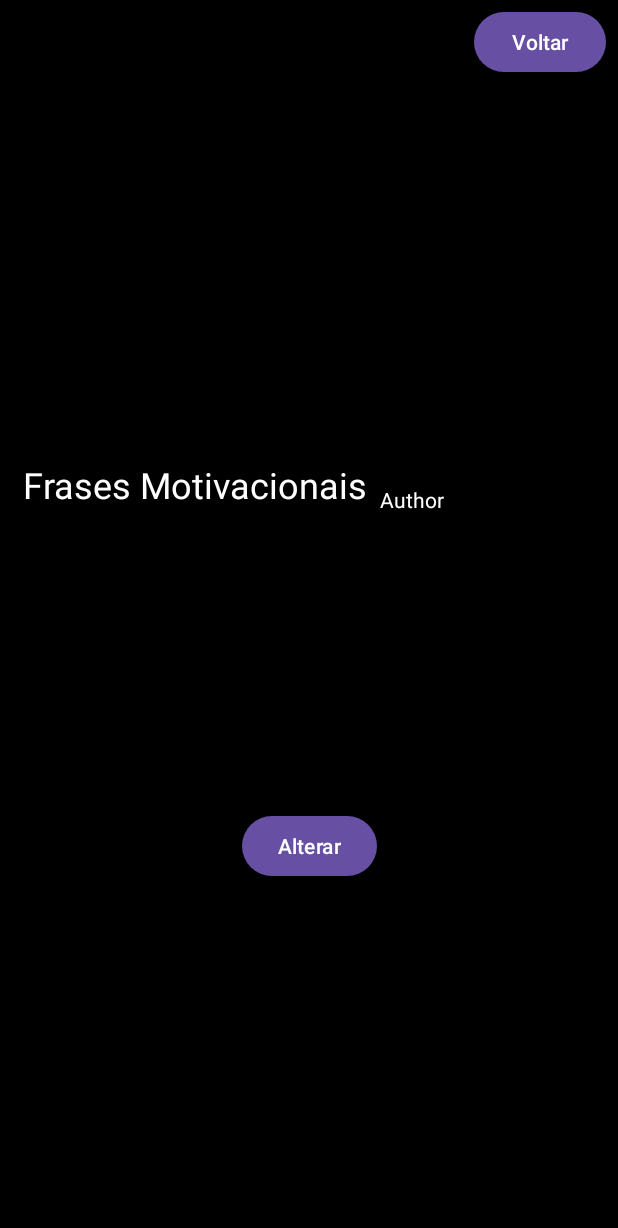
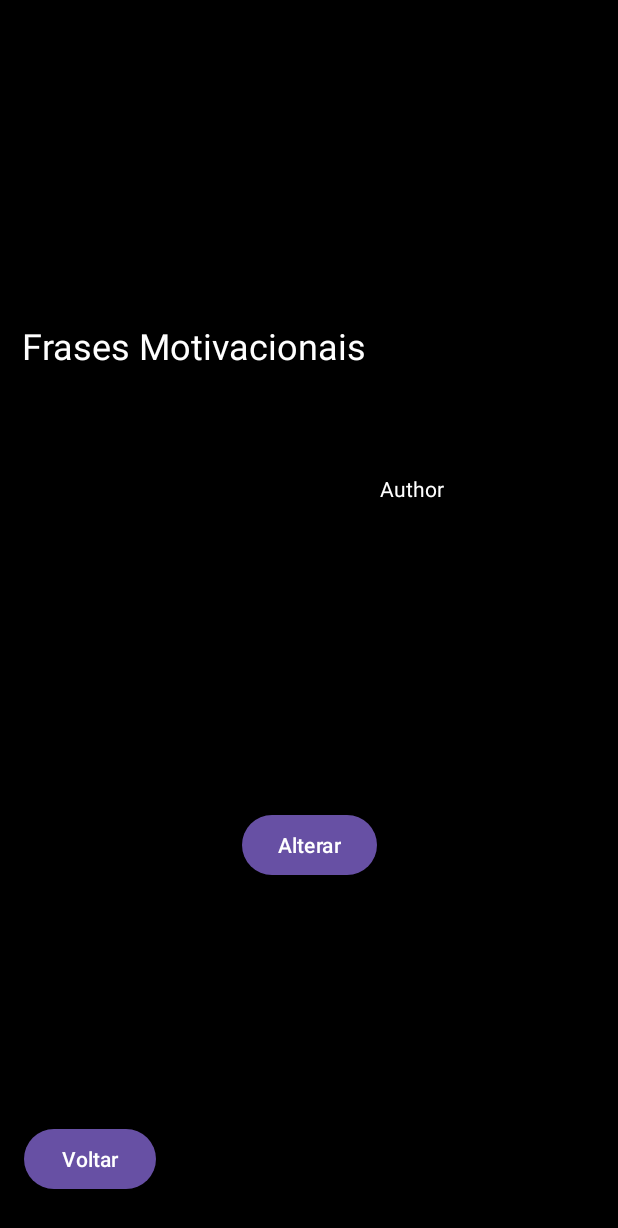
Before and after one commit to GuitsMeireles/Frases, an Android app: the screen it shows after launch (SegundaTela), after a tap on "Segunda Tela", on a phone screen of 412 x 824 dp. Shown: the top 1228 px of the screen. Run offline under Robolectric (Android 15) with nearby library versions, the phone set to English and light mode, and no system bars.

Commit message:
fifith commit!!!!!!!! in 3days

```diff
--- a/app/src/main/java/com/example/teste000/MainActivity.kt
+++ b/app/src/main/java/com/example/teste000/MainActivity.kt
@@ -5,6 +5,7 @@ import androidx.appcompat.app.AppCompatActivity
 import android.os.Bundle
 import android.view.LayoutInflater
 import com.example.teste000.databinding.ActivityMainBinding
+import androidx.appcompat.widget.Toolbar
 
 class MainActivity : AppCompatActivity() {
 
@@ -14,6 +15,9 @@ class MainActivity : AppCompatActivity() {
         super.onCreate(savedInstanceState)
         binding = ActivityMainBinding.inflate(layoutInflater)
         setContentView(binding.root)
+
+        val toolbar: Toolbar = findViewById(R.id.toolbar)
+        setSupportActionBar(toolbar)
 
         binding.pokeButton.setOnClickListener {
             val i = Intent(this,PokemonActivity::class.java )
--- a/app/src/main/res/layout/activity_pokemon.xml
+++ b/app/src/main/res/layout/activity_pokemon.xml
@@ -4,6 +4,7 @@
     xmlns:tools="http://schemas.android.com/tools"
     android:layout_width="match_parent"
     android:layout_height="match_parent"
+    android:background="@color/black"
     tools:context=".PokemonActivity">
 
     <Button
@@ -39,6 +40,7 @@
         android:layout_marginBottom="14dp"
         android:text="Pokemons"
         android:textSize="34sp"
+        android:textColor="@color/white"
         app:layout_constraintBottom_toTopOf="@+id/prox_button"
         app:layout_constraintEnd_toEndOf="parent"
         app:layout_constraintStart_toStartOf="parent"
--- a/app/src/main/res/layout/activity_segunda_tela.xml
+++ b/app/src/main/res/layout/activity_segunda_tela.xml
@@ -11,54 +11,52 @@
         android:id="@+id/button_voltar"
         android:layout_width="wrap_content"
         android:layout_height="wrap_content"
-        android:layout_marginStart="316dp"
-        android:layout_marginTop="4dp"
-        android:layout_marginBottom="271dp"
+        android:layout_marginStart="16dp"
+        android:layout_marginBottom="27dp"
         android:text="Voltar"
-        app:layout_constraintBottom_toTopOf="@+id/author_TextView"
+        app:layout_constraintBottom_toBottomOf="parent"
         app:layout_constraintStart_toStartOf="parent"
-        app:layout_constraintTop_toTopOf="parent" />
+        app:layout_constraintTop_toBottomOf="@+id/button" />
 
     <Button
         android:id="@+id/button"
         android:layout_width="wrap_content"
         android:layout_height="wrap_content"
-        android:layout_marginBottom="236dp"
+        android:layout_marginBottom="161dp"
         android:text="Alterar"
-        app:layout_constraintBottom_toBottomOf="parent"
+        app:layout_constraintBottom_toTopOf="@+id/button_voltar"
         app:layout_constraintEnd_toEndOf="parent"
-        app:layout_constraintStart_toStartOf="parent" />
+        app:layout_constraintStart_toStartOf="parent"
+        app:layout_constraintTop_toBottomOf="@+id/author_TextView" />
 
     <TextView
         android:id="@+id/textView"
-        android:layout_width="380dp"
-        android:layout_height="109dp"
-        android:layout_marginStart="61dp"
-        android:layout_marginEnd="61dp"
-        android:layout_marginBottom="408dp"
+        android:layout_width="383dp"
+        android:layout_height="102dp"
+        android:layout_marginStart="15dp"
+        android:layout_marginTop="214dp"
+        android:layout_marginEnd="15dp"
         android:text="Frases Motivacionais"
         android:textColor="@color/white"
         android:textSize="24sp"
-        app:layout_constraintBottom_toBottomOf="parent"
+        app:layout_constraintBottom_toTopOf="@+id/author_TextView"
         app:layout_constraintEnd_toEndOf="parent"
-        app:layout_constraintHorizontal_bias="0.505"
         app:layout_constraintStart_toStartOf="parent"
-        app:layout_constraintTop_toBottomOf="@+id/button_voltar"
-        app:layout_constraintVertical_bias="1.0" />
+        app:layout_constraintTop_toTopOf="parent" />
 
     <TextView
         android:id="@+id/author_TextView"
         android:layout_width="0dp"
         android:layout_height="0dp"
         android:layout_marginStart="2dp"
-        android:layout_marginBottom="374dp"
+        android:layout_marginBottom="90dp"
+        android:text="Author"
         android:textColor="@color/white"
-        android:text="Author"
-        app:layout_constraintBottom_toBottomOf="parent"
+        app:layout_constraintBottom_toTopOf="@+id/button"
         app:layout_constraintEnd_toEndOf="@+id/textView"
         app:layout_constraintHorizontal_bias="0.0"
         app:layout_constraintStart_toEndOf="@+id/button"
-        app:layout_constraintTop_toBottomOf="@+id/button_voltar" />
+        app:layout_constraintTop_toBottomOf="@+id/textView" />
 
 
 </androidx.constraintlayout.widget.ConstraintLayout>
```
Also changed, not shown: app/src/main/res/layout/activity_main.xml (+18 -2 lines).
